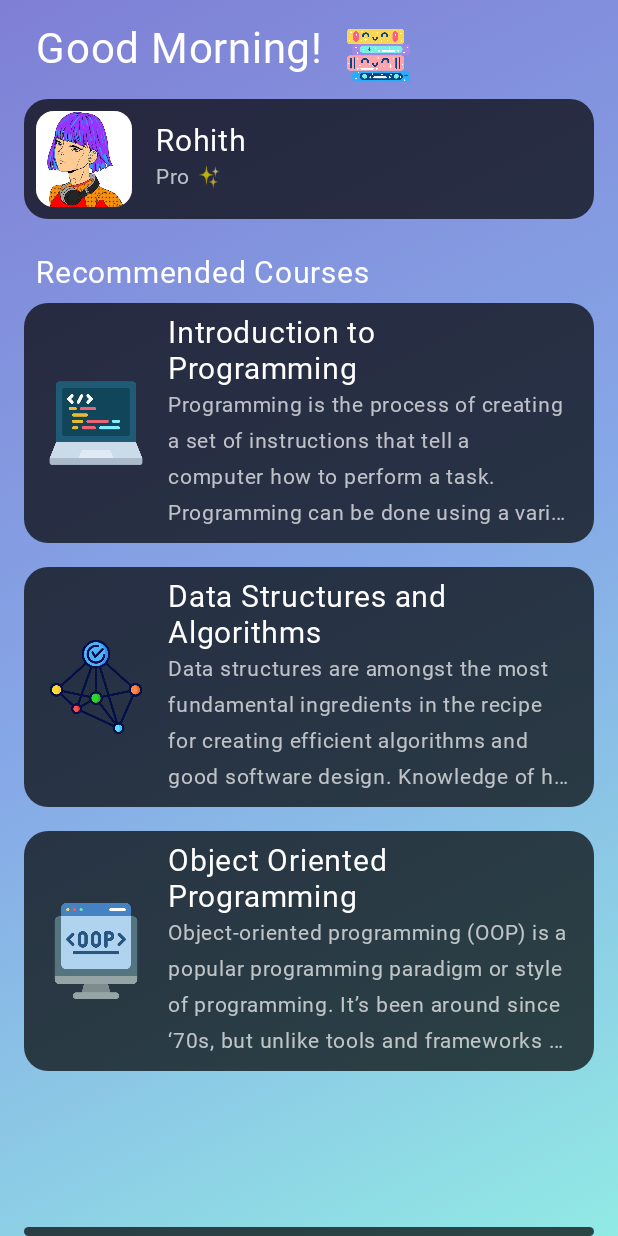
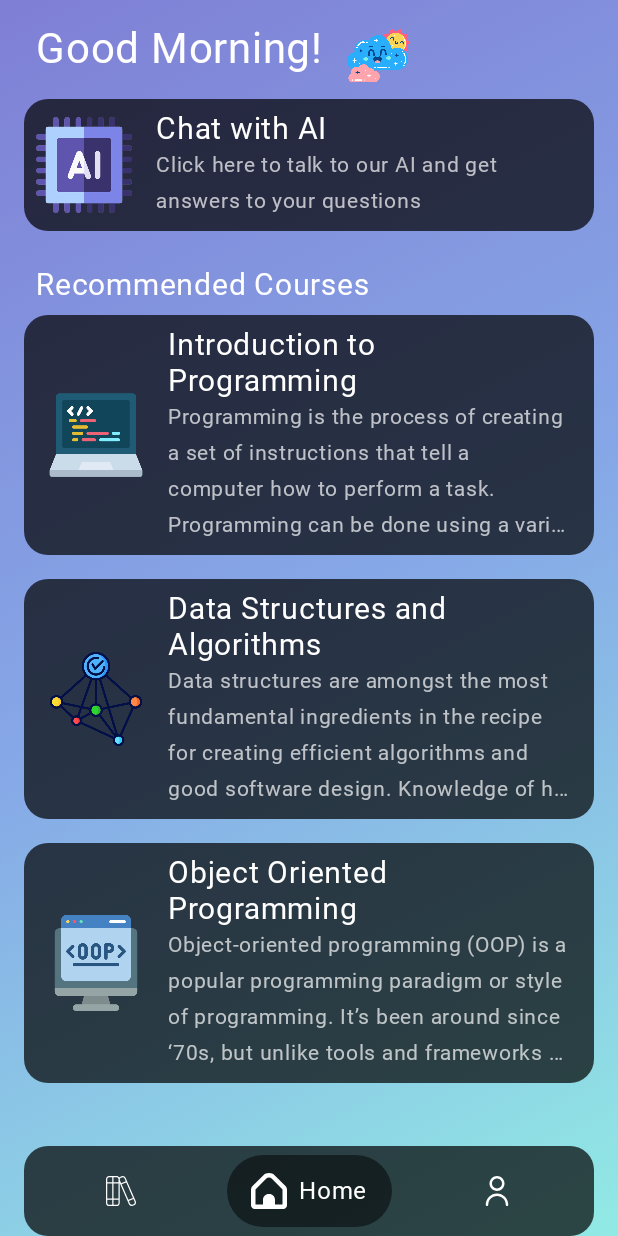
Before and after one commit to Harshith-10/IntelliQuest, an Android app built with Jetpack Compose: the screen it shows after launch (MainActivity), on a phone screen of 412 x 824 dp. Run offline under Robolectric (Android 15) with nearby library versions, the phone set to English and light mode, and no system bars; Roboto replaces fonts that are not available here.

Commit message:
Add ChatBot integration

```diff
--- a/app/src/main/java/zenithcodz/intelliquest/MainActivity.kt
+++ b/app/src/main/java/zenithcodz/intelliquest/MainActivity.kt
@@ -1,6 +1,7 @@
 package zenithcodz.intelliquest
 
 import android.content.Intent
+import android.net.Uri
 import android.os.Bundle
 import androidx.activity.ComponentActivity
 import androidx.activity.compose.setContent
@@ -100,21 +101,14 @@ class MainActivity : ComponentActivity() {
                 HorizontalPager(
                     state = pagerState,
                     modifier = Modifier
+                        .fillMaxWidth()
                         .weight(1f)
-                        .fillMaxWidth()
                 ) {
                     Box(modifier = Modifier.fillMaxSize()) {
                         when (screens[it]) {
                             Screen.Home -> HomeScreen()
-                            //Screen.Courses -> CoursesScreen()
-                            //Screen.Profile -> ProfileScreen()
-                            else -> Text(
-                                text = screens[it].title,
-                                fontSize = 24.sp,
-                                fontFamily = Inter,
-                                color = Color.White,
-                                modifier = Modifier.align(Alignment.Center)
-                            )
+                            Screen.Courses -> CoursesScreen()
+                            Screen.Profile -> ProfileScreen()
                         }
                     }
                 }
@@ -124,21 +118,14 @@ class MainActivity : ComponentActivity() {
     }
 
     @Composable
-    private fun HomeScreen() {
-        val hour = LocalDateTime.now().hour
-        val greeting = when {
-            hour < 12 -> "Good Morning!"
-            hour < 17 -> "Good Afternoon!"
-            else -> "Good Evening!"
-        }
-
+    private fun ProfileScreen() {
         Column(modifier = Modifier
             .fillMaxSize()
             .padding(8.dp, 0.dp)) {
 
             Row {
                 Text(
-                    text = greeting,
+                    text = "Profile",
                     fontSize = 28.sp,
                     color = Color.White,
                     fontFamily = Inter,
@@ -164,7 +151,6 @@ class MainActivity : ComponentActivity() {
             LazyColumn(
                 modifier = Modifier
                     .fillMaxWidth()
-                    .weight(1f)
                     .clip(RoundedCornerShape(16.dp))
             ) {
                 item {
@@ -200,6 +186,151 @@ class MainActivity : ComponentActivity() {
                                 )
                                 Text(
                                     text = "Pro ✨",
+                                    fontSize = 14.sp,
+                                    color = Color.White.copy(alpha = 0.7f),
+                                    fontFamily = Inter,
+                                    maxLines = 4,
+                                    overflow = TextOverflow.Ellipsis
+                                )
+                            }
+                        }
+                    }
+                }
+            }
+        }
+    }
+
+    @Composable
+    private fun CoursesScreen() {
+        Column(modifier = Modifier
+            .fillMaxSize()
+            .padding(8.dp, 0.dp)) {
+
+            Row {
+                Text(
+                    text = "Courses",
+                    fontSize = 28.sp,
+                    color = Color.White,
+                    fontFamily = Inter,
+                    modifier = Modifier
+                        .padding(
+                            start = 16.dp,
+                            top = 16.dp
+                        )
+                )
+                Image(
+                    painter = painterResource(id = R.drawable.books_sticker),
+                    contentDescription = null,
+                    contentScale = ContentScale.Fit,
+                    modifier = Modifier
+                        .padding(
+                            start = 16.dp,
+                            top = 16.dp
+                        )
+                        .size(42.dp)
+                )
+            }
+
+            LazyColumn(
+                modifier = Modifier
+                    .fillMaxWidth()
+                    .clip(RoundedCornerShape(16.dp))
+            ) {
+                items(courses.size) { index ->
+                    val course = courses[index]
+                    CourseItem(course = course)
+                }
+            }
+        }
+    }
+
+    @Composable
+    private fun HomeScreen() {
+        val hour = LocalDateTime.now().hour
+        val greeting = when {
+            hour < 12 -> "Good Morning!"
+            hour < 17 -> "Good Afternoon!"
+            else -> "Good Evening!"
+        }
+        val sticker = when {
+            hour < 12 -> R.drawable.morning_sticker
+            hour < 17 -> R.drawable.afternoon_sticker
+            else -> R.drawable.evening_sticker
+        }
+
+        Column(modifier = Modifier
+            .fillMaxSize()
+            .padding(8.dp, 0.dp)) {
+
+            Row {
+                Text(
+                    text = greeting,
+                    fontSize = 28.sp,
+                    color = Color.White,
+                    fontFamily = Inter,
+                    modifier = Modifier
+                        .padding(
+                            start = 16.dp,
+                            top = 16.dp
+                        )
+                )
+                Image(
+                    painter = painterResource(id = sticker),
+                    contentDescription = null,
+                    contentScale = ContentScale.Fit,
+                    modifier = Modifier
+                        .padding(
+                            start = 16.dp,
+                            top = 16.dp
+                        )
+                        .size(42.dp)
+                )
+            }
+
+            LazyColumn(
+                modifier = Modifier
+                    .fillMaxWidth()
+                    .clip(RoundedCornerShape(16.dp))
+            ) {
+                item {
+                    Box(
+                        modifier = Modifier
+                            .fillMaxWidth()
+                            .padding(8.dp, 8.dp)
+                            .clip(RoundedCornerShape(16.dp))
+                            .background(Color.Black.copy(alpha = 0.7f))
+                    ) {
+                        Row(
+                            modifier = Modifier
+                                .fillMaxWidth()
+                                .padding(8.dp, 8.dp)
+                                .clickable {
+                                    startActivity(
+                                        Intent(
+                                            Intent.ACTION_VIEW,
+                                            Uri.parse("https://mediafiles.botpress.cloud/76e23bf4-b2f7-41e5-b4ed-37f44d60a74d/webchat/bot.html")
+                                        )
+                                    )
+                                },
+                            verticalAlignment = Alignment.CenterVertically
+                        ) {
+                            Image(
+                                painter = painterResource(id = R.drawable.icon_ai),
+                                contentDescription = null,
+                                contentScale = ContentScale.Fit,
+                                modifier = Modifier
+                                    .padding(end = 16.dp)
+                                    .size(64.dp)
+                            )
+                            Column {
+                                Text(
+                                    text = "Chat with AI",
+                                    fontSize = 20.sp,
+                                    color = Color.White,
+                                    fontFamily = Inter
+                                )
+                                Text(
+                                    text = "Click here to talk to our AI and get answers to your questions",
                                     fontSize = 14.sp,
                                     color = Color.White.copy(alpha = 0.7f),
                                     fontFamily = Inter,
@@ -283,7 +414,7 @@ class MainActivity : ComponentActivity() {
             modifier = Modifier
                 .padding(horizontal = 16.dp)
                 .fillMaxWidth()
-                .height(6.dp)
+                .height(60.dp)
                 .clip(RoundedCornerShape(16.dp))
                 .background(Color.Black.copy(alpha = 0.7f))
                 .then(modifier),
```
Also changed, not shown: app/src/main/res/drawable/afternoon_sticker.png (added), app/src/main/res/drawable/evening_sticker.png (added), app/src/main/res/drawable/icon_ai.png (added), app/src/main/res/drawable/morning_sticker.png (added).
